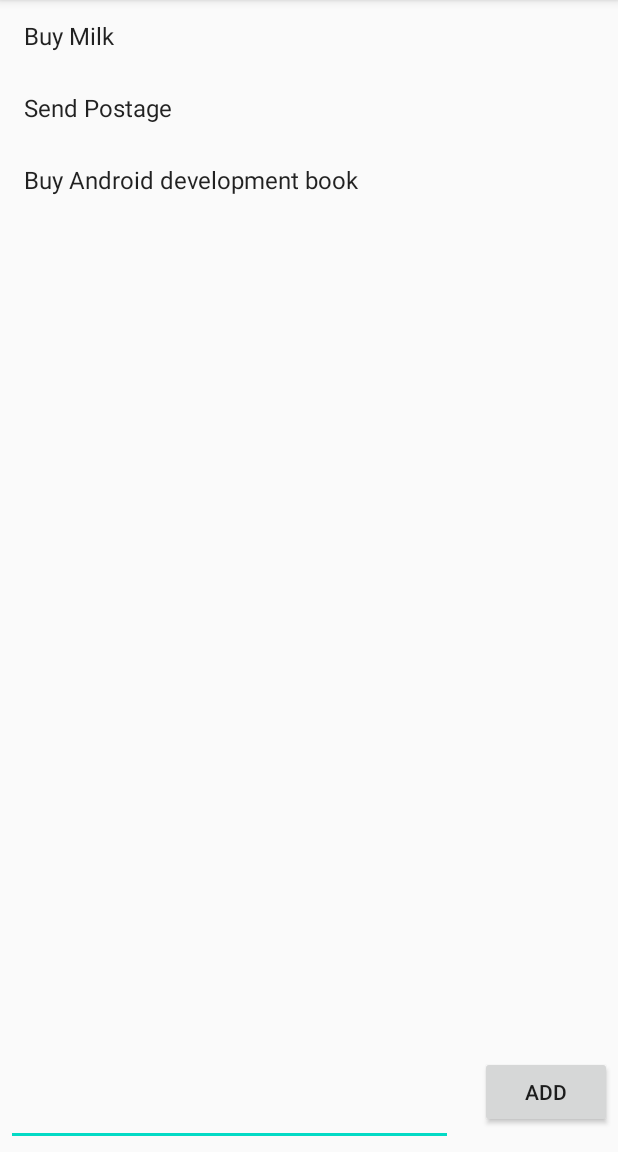
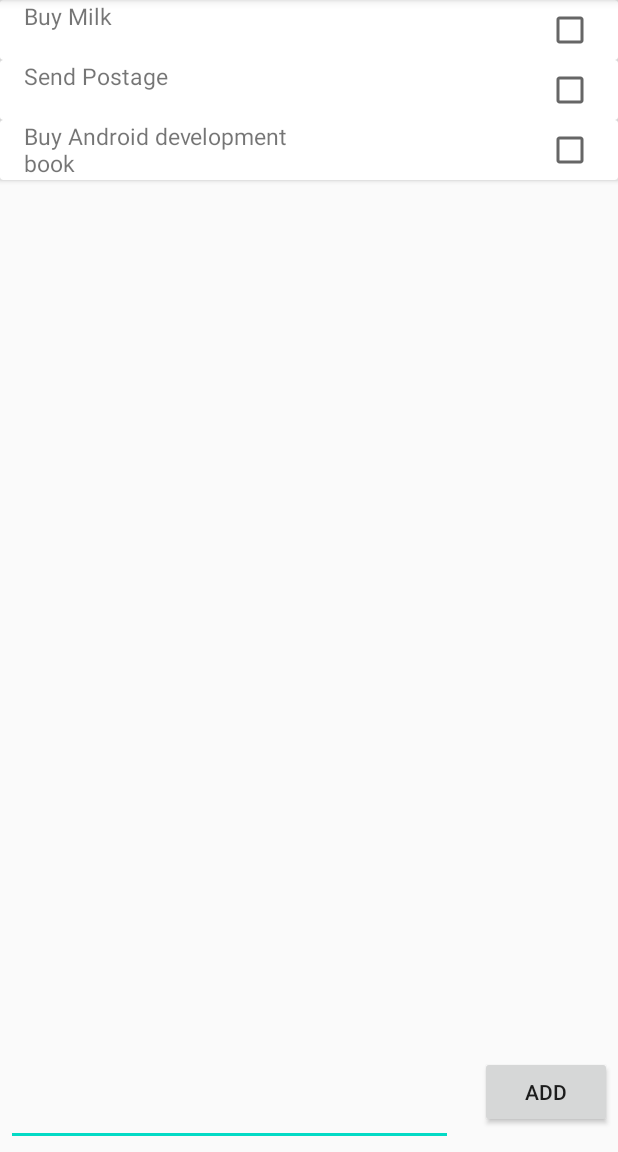
Before and after one commit to MAD-2020/mad-practical-5-recyclerview-PlatinumDL, an Android app: the screen it shows after launch (MainActivity), on a phone screen of 412 x 824 dp, the part 84-1236 px from its top. Run offline under Robolectric (Android 15) with nearby library versions, the phone set to English and light mode, and no system bars.

Commit message:
did chewckbox

```diff
--- a/app/build.gradle
+++ b/app/build.gradle
@@ -32,4 +32,5 @@ dependencies {
     androidTestImplementation 'androidx.test.ext:junit:1.1.1'
     androidTestImplementation 'androidx.test.espresso:espresso-core:3.2.0'
     implementation 'androidx.recyclerview:recyclerview:1.1.0'
+    implementation 'androidx.cardview:cardview:1.0.0'
 }
--- a/app/src/main/java/sg/edu/np/mad/mad_recyclerview/TodoListAdapter.java
+++ b/app/src/main/java/sg/edu/np/mad/mad_recyclerview/TodoListAdapter.java
@@ -26,7 +26,8 @@ public class TodoListAdapter extends RecyclerView.Adapter<TodoListAdapter.TodoLi
 
         public TodoListViewHolder(View itemView, OnDeleteListener onDeleteListener) {
             super(itemView);
-            txt = itemView.findViewById(android.R.id.text1);
+            txt = itemView.findViewById(R.id.itemtext);
+            check = itemView.findViewById(R.id.checkBox1);
             this.onDeleteListener = onDeleteListener;
 
             itemView.setOnClickListener(this);
@@ -42,7 +43,10 @@ public class TodoListAdapter extends RecyclerView.Adapter<TodoListAdapter.TodoLi
     public TodoListViewHolder onCreateViewHolder(ViewGroup parent, int viewType) {
         Context context = parent.getContext();
         LayoutInflater inflater = LayoutInflater.from(context);
-        View item = inflater.inflate(android.R.layout.simple_list_item_1, parent, false);
+        View item = LayoutInflater.from(parent.getContext()).inflate(
+                R.layout.cardview,
+                parent,
+                false);
         TodoListViewHolder viewHolder = new TodoListViewHolder(item, mOnDeleteListener);
 
         return viewHolder;
--- a/app/src/main/res/layout/activity_main.xml
+++ b/app/src/main/res/layout/activity_main.xml
@@ -29,15 +29,15 @@
         app:layout_constraintEnd_toEndOf="parent" />
 
     <androidx.recyclerview.widget.RecyclerView
+        android:id="@+id/recyclerView"
         android:layout_width="match_parent"
         android:layout_height="match_parent"
-        android:layout_marginBottom="68dp"
+        android:layout_marginBottom="64dp"
         app:layout_constraintBottom_toBottomOf="parent"
         app:layout_constraintEnd_toEndOf="parent"
-        android:id="@+id/recyclerView"
 
+        app:layout_constraintHorizontal_bias="0.0"
         app:layout_constraintStart_toStartOf="parent" />
 
 
-
 </androidx.constraintlayout.widget.ConstraintLayout>
--- /dev/null
+++ b/app/src/main/res/layout/cardview.xml
@@ -0,0 +1,38 @@
+<?xml version="1.0" encoding="utf-8"?>
+<androidx.cardview.widget.CardView xmlns:android="http://schemas.android.com/apk/res/android"
+    xmlns:app="http://schemas.android.com/apk/res-auto"
+    xmlns:tools="http://schemas.android.com/tools"
+    android:layout_width="match_parent"
+    android:layout_height="40dp"
+    android:orientation="vertical"
+    android:id="@+id/cardview1"
+    android:weightSum="100">
+
+    <androidx.constraintlayout.widget.ConstraintLayout
+        android:layout_width="match_parent"
+        android:layout_height="match_parent">
+
+        <TextView
+            android:id="@+id/itemtext"
+            android:layout_width="195dp"
+            android:layout_height="match_parent"
+            android:layout_marginStart="16dp"
+            android:text="hi"
+            android:textSize="15dp"
+            app:layout_constraintStart_toStartOf="parent"
+            app:layout_constraintTop_toTopOf="parent" />
+
+        <CheckBox
+            android:id="@+id/checkBox1"
+            android:layout_width="wrap_content"
+            android:layout_height="wrap_content"
+            android:layout_marginEnd="16dp"
+            app:layout_constraintBottom_toBottomOf="parent"
+            app:layout_constraintEnd_toEndOf="parent"
+            app:layout_constraintTop_toTopOf="parent" />
+
+    </androidx.constraintlayout.widget.ConstraintLayout>
+
+
+
+</androidx.cardview.widget.CardView>
```
